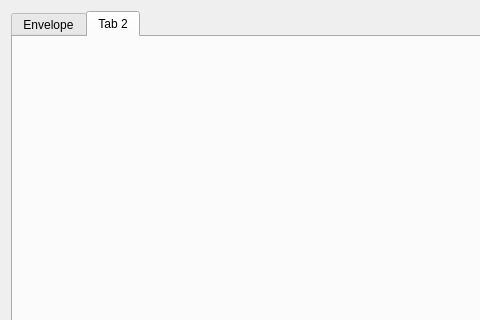
First picture: the form in BambooTracker/gui/instrument_editor/instrument_editor_fm_form.ui, repository BambooTracker/BambooTracker, before the edit; both pictures show x 0 to 480 and y 0 to 320 of the 565 by 676 pixel window.
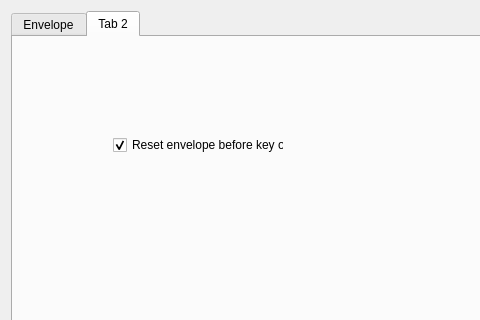
Second picture: the form after the edit. The open tabs and pages were chosen to show the change. Custom widgets are drawn as their Qt base class.

Commit message: Add FM envelope reset selection

Patch:
```diff
--- a/BambooTracker/gui/instrument_editor/instrument_editor_fm_form.ui
+++ b/BambooTracker/gui/instrument_editor/instrument_editor_fm_form.ui
@@ -139,6 +139,22 @@
       <attribute name="title">
        <string>Tab 2</string>
       </attribute>
+      <widget class="QCheckBox" name="envResetCheckBox">
+       <property name="geometry">
+        <rect>
+         <x>100</x>
+         <y>100</y>
+         <width>171</width>
+         <height>16</height>
+        </rect>
+       </property>
+       <property name="text">
+        <string>Reset envelope before key on</string>
+       </property>
+       <property name="checked">
+        <bool>true</bool>
+       </property>
+      </widget>
      </widget>
     </widget>
    </item>
```
Left out of the diff: 2 changed lines with no effect on the pictures. The commit also changes 10 other files.
